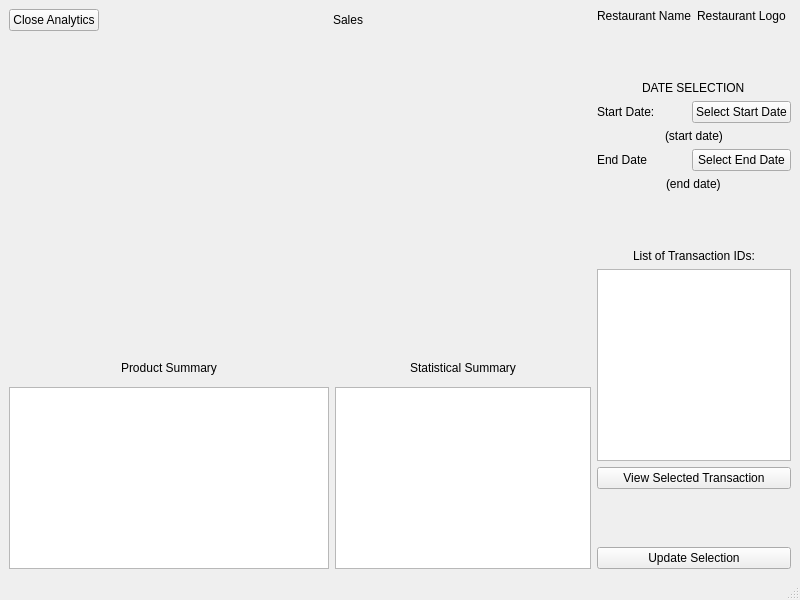
First picture: the form in analytics.ui, repository PeteCastle/PEx5, before the edit.
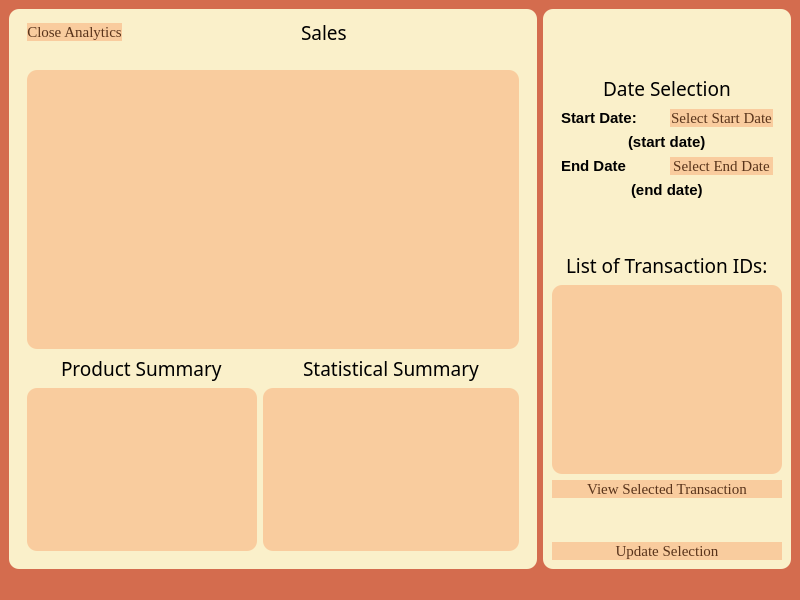
Second picture: the form after the edit. Icons and pictures are not drawn.

Diff of the .ui file:
```diff
--- a/analytics.ui
+++ b/analytics.ui
@@ -11,19 +11,47 @@
    </rect>
   </property>
   <property name="windowTitle">
-   <string>MainWindow</string>
+   <string>Analytics</string>
+  </property>
+  <property name="styleSheet">
+   <string notr="true">background-color: rgb(212, 108, 78);</string>
   </property>
   <widget class="QWidget" name="centralwidget">
-   <layout class="QHBoxLayout" name="horizontalLayout_4" stretch="75,25">
+   <layout class="QHBoxLayout" name="horizontalLayout_4" stretch="0,0">
     <item>
+     <widget class="QWidget" name="" native="true">
+      <property name="styleSheet">
+       <string notr="true">color: rgb(0, 0, 0);
+background-color: rgb(250, 240, 202);
+border-radius: 10px
+</string>
+      </property>
      <layout class="QVBoxLayout" name="verticalLayout_2">
       <item>
+        <widget class="QWidget" name="" native="true">
+         <property name="styleSheet">
+          <string notr="true">color: rgb(0, 0, 0);
+background-color: rgb(250, 240, 202);
+border-radius: 10px
+</string>
+         </property>
        <layout class="QHBoxLayout" name="horizontalLayout_3">
         <property name="topMargin">
-         <number>0</number>
+           <number>1</number>
         </property>
         <item>
          <widget class="QPushButton" name="CloseButton">
+            <property name="font">
+             <font>
+              <family>Georgia</family>
+              <pointsize>11</pointsize>
+             </font>
+            </property>
+            <property name="styleSheet">
+             <string notr="true">background-color: rgb(249, 204, 158);
+color: rgb(89, 52, 27);
+border-radius: 10px;</string>
+            </property>
           <property name="text">
            <string>Close Analytics</string>
           </property>
@@ -44,6 +72,18 @@
         </item>
         <item>
          <widget class="QLabel" name="SalesLabel">
+            <property name="font">
+             <font>
+              <family>Amsterdam Traveling</family>
+              <pointsize>14</pointsize>
+             </font>
+            </property>
+            <property name="styleSheet">
+             <string notr="true">color: rgb(0, 0, 0);
+background-color: rgb(250, 240, 202);
+border-radius: 10px
+</string>
+            </property>
           <property name="text">
            <string>Sales</string>
           </property>
@@ -63,17 +103,48 @@
          </spacer>
         </item>
        </layout>
+        </widget>
       </item>
       <item>
+        <widget class="QWidget" name="" native="true">
+         <property name="styleSheet">
+          <string notr="true"/>
+         </property>
        <layout class="QGridLayout" name="gridLayout_2" rowstretch="60,5,35" columnstretch="60,0">
         <item row="2" column="1">
-         <widget class="QTableWidget" name="SummaryStatistics"/>
+           <widget class="QTableWidget" name="SummaryStatistics">
+            <property name="styleSheet">
+             <string notr="true">color: rgb(0, 0, 0);
+border-radius: 10px;
+background-color: rgb(249, 204, 158);
+</string>
+            </property>
+           </widget>
         </item>
         <item row="2" column="0">
-         <widget class="QTreeView" name="OrderQuantitiesList"/>
+           <widget class="QTreeView" name="OrderQuantitiesList">
+            <property name="styleSheet">
+             <string notr="true">color: rgb(0, 0, 0);
+border-radius: 10px;
+background-color: rgb(249, 204, 158);
+</string>
+            </property>
+           </widget>
         </item>
         <item row="1" column="0" alignment="Qt::AlignHCenter">
          <widget class="QLabel" name="OrderQuantitiesLabel">
+            <property name="font">
+             <font>
+              <family>Amsterdam Traveling</family>
+              <pointsize>14</pointsize>
+             </font>
+            </property>
+            <property name="styleSheet">
+             <string notr="true">color: rgb(0, 0, 0);
+background-color: rgb(250, 240, 202);
+border-radius: 10px
+</string>
+            </property>
           <property name="text">
            <string>Product Summary</string>
           </property>
@@ -81,6 +152,18 @@
         </item>
         <item row="1" column="1" alignment="Qt::AlignHCenter">
          <widget class="QLabel" name="SummaryList">
+            <property name="font">
+             <font>
+              <family>Amsterdam Traveling</family>
+              <pointsize>14</pointsize>
+             </font>
+            </property>
+            <property name="styleSheet">
+             <string notr="true">color: rgb(0, 0, 0);
+background-color: rgb(250, 240, 202);
+border-radius: 10px
+</string>
+            </property>
           <property name="text">
            <string>Statistical Summary</string>
           </property>
@@ -94,27 +177,50 @@
             <verstretch>0</verstretch>
            </sizepolicy>
           </property>
+            <property name="styleSheet">
+             <string notr="true">color: rgb(0, 0, 0);
+border-radius: 10px;
+background-color: rgb(249, 204, 158);
+</string>
+            </property>
          </widget>
         </item>
        </layout>
-      </item>
-     </layout>
+        </widget>
+       </item>
+      </layout>
+     </widget>
     </item>
     <item>
+     <widget class="QWidget" name="" native="true">
+      <property name="styleSheet">
+       <string notr="true">color: rgb(0, 0, 0);
+background-color: rgb(250, 240, 202);
+border-radius: 10px
+</string>
+      </property>
      <layout class="QVBoxLayout" name="verticalLayout">
       <item>
        <layout class="QHBoxLayout" name="horizontalLayout">
-        <item>
-         <widget class="QLabel" name="RestaurantNameLabel">
-          <property name="text">
-           <string>Restaurant Name</string>
-          </property>
-         </widget>
-        </item>
         <item>
          <widget class="QLabel" name="RestaurantLogoLabel">
+           <property name="minimumSize">
+            <size>
+             <width>150</width>
+             <height>0</height>
+            </size>
+           </property>
+           <property name="maximumSize">
+            <size>
+             <width>200</width>
+             <height>200</height>
+            </size>
+           </property>
+           <property name="styleSheet">
+            <string notr="true">image: url(:/logo/pictures/logo 2.jpg);</string>
+           </property>
           <property name="text">
-           <string>Restaurant Logo</string>
+            <string/>
           </property>
          </widget>
         </item>
@@ -135,18 +241,46 @@
       </item>
       <item alignment="Qt::AlignHCenter">
        <widget class="QLabel" name="DateSelectionLabel">
+         <property name="font">
+          <font>
+           <family>Amsterdam Traveling</family>
+           <pointsize>14</pointsize>
+          </font>
+         </property>
+         <property name="styleSheet">
+          <string notr="true">color: rgb(0, 0, 0);
+background-color: rgb(250, 240, 202);
+border-radius: 7px
+</string>
+         </property>
         <property name="text">
-         <string>DATE SELECTION</string>
+          <string>Date Selection</string>
         </property>
        </widget>
       </item>
       <item>
+        <widget class="QWidget" name="" native="true">
+         <property name="styleSheet">
+          <string notr="true">color: rgb(0, 0, 0);
+background-color: rgb(250, 240, 202);
+border-radius: 10px
+</string>
+         </property>
        <layout class="QGridLayout" name="gridLayout">
         <property name="topMargin">
-         <number>0</number>
+           <number>1</number>
         </property>
         <item row="1" column="0" colspan="2" alignment="Qt::AlignHCenter">
          <widget class="QLabel" name="StartDate">
+            <property name="font">
+             <font>
+              <pointsize>11</pointsize>
+              <bold>true</bold>
+             </font>
+            </property>
+            <property name="styleSheet">
+             <string notr="true">color: rgb(0, 0, 0);background-color: rgb(250, 240, 202);</string>
+            </property>
           <property name="text">
            <string>(start date)</string>
           </property>
@@ -154,6 +288,17 @@
         </item>
         <item row="0" column="1">
          <widget class="QPushButton" name="StartDateButton">
+            <property name="font">
+             <font>
+              <family>Georgia</family>
+              <pointsize>11</pointsize>
+             </font>
+            </property>
+            <property name="styleSheet">
+             <string notr="true">background-color: rgb(249, 204, 158);
+color: rgb(89, 52, 27);
+border-radius: 10px;</string>
+            </property>
           <property name="text">
            <string>Select Start Date</string>
           </property>
@@ -161,6 +306,15 @@
         </item>
         <item row="2" column="0">
          <widget class="QLabel" name="EndDateLabel">
+            <property name="font">
+             <font>
+              <pointsize>11</pointsize>
+              <bold>true</bold>
+             </font>
+            </property>
+            <property name="styleSheet">
+             <string notr="true">color: rgb(0, 0, 0);</string>
+            </property>
           <property name="text">
            <string>End Date</string>
           </property>
@@ -168,6 +322,17 @@
         </item>
         <item row="2" column="1">
          <widget class="QPushButton" name="EndDateButton">
+            <property name="font">
+             <font>
+              <family>Georgia</family>
+              <pointsize>11</pointsize>
+             </font>
+            </property>
+            <property name="styleSheet">
+             <string notr="true">background-color: rgb(249, 204, 158);
+color: rgb(89, 52, 27);
+border-radius: 10px;</string>
+            </property>
           <property name="text">
            <string>Select End Date</string>
           </property>
@@ -175,6 +340,15 @@
         </item>
         <item row="3" column="0" colspan="2" alignment="Qt::AlignHCenter">
          <widget class="QLabel" name="EndDate">
+            <property name="font">
+             <font>
+              <pointsize>11</pointsize>
+              <bold>true</bold>
+             </font>
+            </property>
+            <property name="styleSheet">
+             <string notr="true">color: rgb(0, 0, 0);</string>
+            </property>
           <property name="text">
            <string>(end date)</string>
           </property>
@@ -182,12 +356,22 @@
         </item>
         <item row="0" column="0">
          <widget class="QLabel" name="StartDateLabel">
+            <property name="font">
+             <font>
+              <pointsize>11</pointsize>
+              <bold>true</bold>
+             </font>
+            </property>
+            <property name="styleSheet">
+             <string notr="true">color: rgb(0, 0, 0);background-color: rgb(250, 240, 202);</string>
+            </property>
           <property name="text">
            <string>Start Date:</string>
           </property>
          </widget>
         </item>
        </layout>
+        </widget>
       </item>
       <item>
        <spacer name="verticalSpacer_2">
@@ -204,16 +388,46 @@
       </item>
       <item alignment="Qt::AlignHCenter">
        <widget class="QLabel" name="TransactionsListLabel">
+         <property name="font">
+          <font>
+           <family>Amsterdam Traveling</family>
+           <pointsize>14</pointsize>
+          </font>
+         </property>
+         <property name="styleSheet">
+          <string notr="true">color: rgb(0, 0, 0);
+background-color: rgb(250, 240, 202);
+border-radius: 10px
+</string>
+         </property>
         <property name="text">
          <string>List of Transaction IDs:</string>
         </property>
        </widget>
       </item>
       <item>
-       <widget class="QListView" name="TransactionsList"/>
+        <widget class="QListView" name="TransactionsList">
+         <property name="styleSheet">
+          <string notr="true">color: rgb(0, 0, 0);
+border-radius: 10px;
+background-color: rgb(249, 204, 158);
+</string>
+         </property>
+        </widget>
       </item>
       <item>
        <widget class="QPushButton" name="ViewTransactionButton">
+         <property name="font">
+          <font>
+           <family>Georgia</family>
+           <pointsize>11</pointsize>
+          </font>
+         </property>
+         <property name="styleSheet">
+          <string notr="true">background-color: rgb(249, 204, 158);
+color: rgb(89, 52, 27);
+border-radius: 10px;</string>
+         </property>
         <property name="text">
          <string>View Selected Transaction</string>
         </property>
@@ -234,12 +448,24 @@
       </item>
       <item>
        <widget class="QPushButton" name="UpdateButton">
+         <property name="font">
+          <font>
+           <family>Georgia</family>
+           <pointsize>11</pointsize>
+          </font>
+         </property>
+         <property name="styleSheet">
+          <string notr="true">background-color: rgb(249, 204, 158);
+color: rgb(89, 52, 27);
+border-radius: 10px;</string>
+         </property>
         <property name="text">
          <string>Update Selection</string>
         </property>
        </widget>
       </item>
      </layout>
+     </widget>
     </item>
    </layout>
   </widget>
```
Left out of the diff: 2 changed lines with no effect on the pictures. Lines whose indentation alone changed are shown as unchanged.
